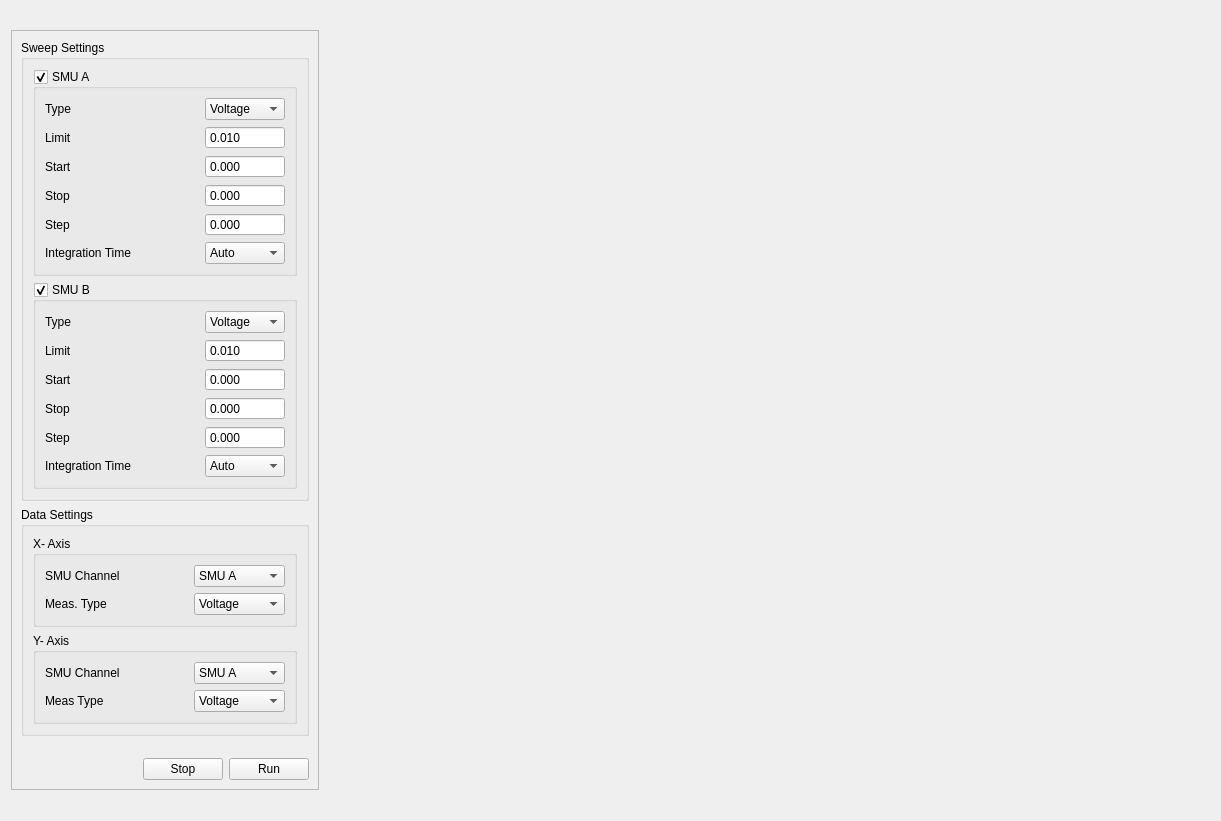
First picture: the form in forms/sweep_widget.ui, repository schwemmdx/keithley-tool, before the edit.
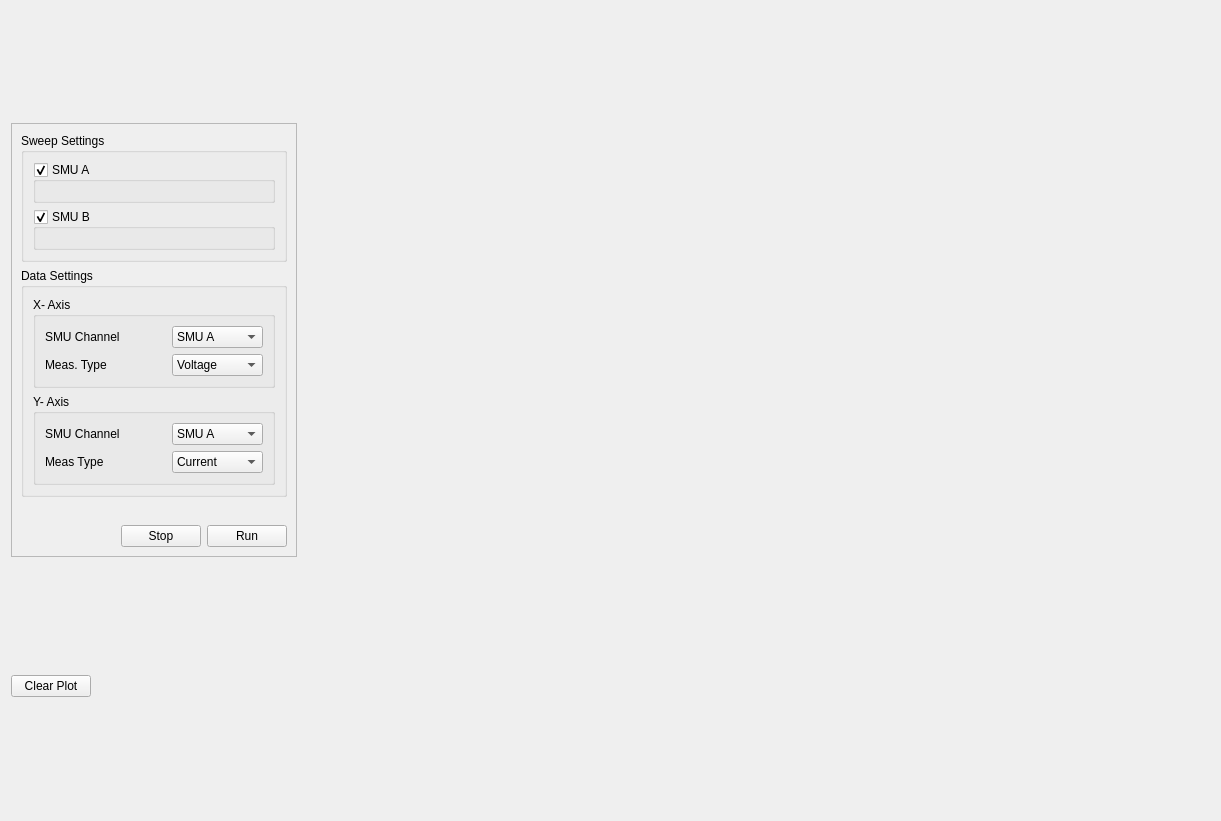
Second picture: the form after the edit. Icons and pictures are not drawn.

Commit message: changed children smua & b widgets to seperate classes for better usability

```diff
--- a/forms/sweep_widget.ui
+++ b/forms/sweep_widget.ui
@@ -23,7 +23,49 @@
       <enum>QFrame::Sunken</enum>
      </property>
      <layout class="QGridLayout" name="gridLayout_8">
-      <item row="0" column="0" colspan="3">
+      <item row="2" column="3">
+       <widget class="QPushButton" name="runBtn">
+        <property name="text">
+         <string>Run</string>
+        </property>
+        <property name="icon">
+         <iconset resource="../materials.qrc">
+          <normaloff>:/materials/materials/check.png</normaloff>:/materials/materials/check.png</iconset>
+        </property>
+       </widget>
+      </item>
+      <item row="1" column="2">
+       <spacer name="verticalSpacer">
+        <property name="orientation">
+         <enum>Qt::Vertical</enum>
+        </property>
+        <property name="sizeHint" stdset="0">
+         <size>
+          <width>20</width>
+          <height>16</height>
+         </size>
+        </property>
+       </spacer>
+      </item>
+      <item row="1" column="0">
+       <widget class="QLabel" name="statusLabel">
+        <property name="text">
+         <string/>
+        </property>
+       </widget>
+      </item>
+      <item row="2" column="2">
+       <widget class="QPushButton" name="StopBtn">
+        <property name="text">
+         <string>Stop</string>
+        </property>
+        <property name="icon">
+         <iconset resource="../materials.qrc">
+          <normaloff>:/materials/materials/cross.png</normaloff>:/materials/materials/cross.png</iconset>
+        </property>
+       </widget>
+      </item>
+      <item row="0" column="0" colspan="4">
        <layout class="QGridLayout" name="gridLayout_7">
         <property name="sizeConstraint">
          <enum>QLayout::SetFixedSize</enum>
@@ -46,164 +88,8 @@
               <bool>true</bool>
              </property>
              <layout class="QGridLayout" name="gridLayout">
-              <item row="0" column="2">
-               <widget class="QComboBox" name="aTypeBox">
-                <item>
-                 <property name="text">
-                  <string>Voltage</string>
-                 </property>
-                </item>
-                <item>
-                 <property name="text">
-                  <string>Current</string>
-                 </property>
-                </item>
-                <item>
-                 <property name="text">
-                  <string>Constant</string>
-                 </property>
-                </item>
-               </widget>
-              </item>
-              <item row="3" column="0">
-               <widget class="QLabel" name="label_3">
-                <property name="text">
-                 <string>Stop</string>
-                </property>
-               </widget>
-              </item>
-              <item row="2" column="2">
-               <widget class="QDoubleSpinBox" name="aStartVal">
-                <property name="buttonSymbols">
-                 <enum>QAbstractSpinBox::NoButtons</enum>
-                </property>
-                <property name="decimals">
-                 <number>3</number>
-                </property>
-                <property name="maximum">
-                 <double>200.000000000000000</double>
-                </property>
-               </widget>
-              </item>
-              <item row="2" column="0">
-               <widget class="QLabel" name="aStartLabel">
-                <property name="text">
-                 <string>Start</string>
-                </property>
-               </widget>
-              </item>
-              <item row="5" column="2">
-               <widget class="QComboBox" name="aIntTimeBox">
-                <item>
-                 <property name="text">
-                  <string>Auto</string>
-                 </property>
-                </item>
-                <item>
-                 <property name="text">
-                  <string>Low</string>
-                 </property>
-                </item>
-                <item>
-                 <property name="text">
-                  <string>Mid</string>
-                 </property>
-                </item>
-                <item>
-                 <property name="text">
-                  <string>High</string>
-                 </property>
-                </item>
-               </widget>
-              </item>
-              <item row="4" column="2">
-               <widget class="QDoubleSpinBox" name="aStepVal">
-                <property name="frame">
-                 <bool>true</bool>
-                </property>
-                <property name="buttonSymbols">
-                 <enum>QAbstractSpinBox::NoButtons</enum>
-                </property>
-                <property name="decimals">
-                 <number>3</number>
-                </property>
-                <property name="maximum">
-                 <double>200.000000000000000</double>
-                </property>
-               </widget>
-              </item>
-              <item row="4" column="0">
-               <widget class="QLabel" name="label_4">
-                <property name="text">
-                 <string>Step</string>
-                </property>
-               </widget>
-              </item>
-              <item row="0" column="1">
-               <spacer name="horizontalSpacer">
-                <property name="orientation">
-                 <enum>Qt::Horizontal</enum>
-                </property>
-                <property name="sizeHint" stdset="0">
-                 <size>
-                  <width>59</width>
-                  <height>20</height>
-                 </size>
-                </property>
-               </spacer>
-              </item>
               <item row="0" column="0">
-               <widget class="QLabel" name="label">
-                <property name="text">
-                 <string>Type</string>
-                </property>
-               </widget>
-              </item>
-              <item row="3" column="2">
-               <widget class="QDoubleSpinBox" name="aEndVal">
-                <property name="frame">
-                 <bool>true</bool>
-                </property>
-                <property name="buttonSymbols">
-                 <enum>QAbstractSpinBox::NoButtons</enum>
-                </property>
-                <property name="decimals">
-                 <number>3</number>
-                </property>
-                <property name="maximum">
-                 <double>200.000000000000000</double>
-                </property>
-               </widget>
-              </item>
-              <item row="5" column="0" colspan="2">
-               <widget class="QLabel" name="label_9">
-                <property name="text">
-                 <string>Integration Time</string>
-                </property>
-               </widget>
-              </item>
-              <item row="1" column="2">
-               <widget class="QDoubleSpinBox" name="aLimitVal">
-                <property name="buttonSymbols">
-                 <enum>QAbstractSpinBox::NoButtons</enum>
-                </property>
-                <property name="decimals">
-                 <number>3</number>
-                </property>
-                <property name="maximum">
-                 <double>200.000000000000000</double>
-                </property>
-                <property name="value">
-                 <double>0.010000000000000</double>
-                </property>
-               </widget>
-              </item>
-              <item row="1" column="0">
-               <widget class="QLabel" name="label_15">
-                <property name="text">
-                 <string>Limit</string>
-                </property>
-               </widget>
+               <layout class="QGridLayout" name="aLayout"/>
               </item>
              </layout>
             </widget>
@@ -220,164 +106,8 @@
               <bool>true</bool>
              </property>
              <layout class="QGridLayout" name="gridLayout_2">
-              <item row="3" column="0">
-               <widget class="QLabel" name="label_12">
-                <property name="text">
-                 <string>Stop</string>
-                </property>
-               </widget>
-              </item>
               <item row="0" column="0">
-               <widget class="QLabel" name="label_14">
-                <property name="text">
-                 <string>Type</string>
-                </property>
-               </widget>
-              </item>
-              <item row="5" column="2">
-               <widget class="QComboBox" name="bIntTimeBox">
-                <item>
-                 <property name="text">
-                  <string>Auto</string>
-                 </property>
-                </item>
-                <item>
-                 <property name="text">
-                  <string>Low</string>
-                 </property>
-                </item>
-                <item>
-                 <property name="text">
-                  <string>Mid</string>
-                 </property>
-                </item>
-                <item>
-                 <property name="text">
-                  <string>High</string>
-                 </property>
-                </item>
-               </widget>
-              </item>
-              <item row="4" column="2">
-               <widget class="QDoubleSpinBox" name="bStepVal">
-                <property name="frame">
-                 <bool>true</bool>
-                </property>
-                <property name="buttonSymbols">
-                 <enum>QAbstractSpinBox::NoButtons</enum>
-                </property>
-                <property name="decimals">
-                 <number>3</number>
-                </property>
-                <property name="maximum">
-                 <double>200.000000000000000</double>
-                </property>
-               </widget>
-              </item>
-              <item row="0" column="1">
-               <spacer name="horizontalSpacer_4">
-                <property name="orientation">
-                 <enum>Qt::Horizontal</enum>
-                </property>
-                <property name="sizeHint" stdset="0">
-                 <size>
-                  <width>104</width>
-                  <height>20</height>
-                 </size>
-                </property>
-               </spacer>
-              </item>
-              <item row="0" column="2">
-               <widget class="QComboBox" name="bTypeBox">
-                <item>
-                 <property name="text">
-                  <string>Voltage</string>
-                 </property>
-                </item>
-                <item>
-                 <property name="text">
-                  <string>Current</string>
-                 </property>
-                </item>
-                <item>
-                 <property name="text">
-                  <string>Constant</string>
-                 </property>
-                </item>
-               </widget>
-              </item>
-              <item row="5" column="0" colspan="2">
-               <widget class="QLabel" name="label_13">
-                <property name="text">
-                 <string>Integration Time</string>
-                </property>
-               </widget>
-              </item>
-              <item row="3" column="2">
-               <widget class="QDoubleSpinBox" name="bEndVal">
-                <property name="frame">
-                 <bool>true</bool>
-                </property>
-                <property name="buttonSymbols">
-                 <enum>QAbstractSpinBox::NoButtons</enum>
-                </property>
-                <property name="decimals">
-                 <number>3</number>
-                </property>
-                <property name="maximum">
-                 <double>200.000000000000000</double>
-                </property>
-               </widget>
-              </item>
-              <item row="4" column="0">
-               <widget class="QLabel" name="label_11">
-                <property name="text">
-                 <string>Step</string>
-                </property>
-               </widget>
-              </item>
-              <item row="2" column="0">
-               <widget class="QLabel" name="bStartLabel">
-                <property name="text">
-                 <string>Start</string>
-                </property>
-               </widget>
-              </item>
-              <item row="2" column="2">
-               <widget class="QDoubleSpinBox" name="bStartVal">
-                <property name="buttonSymbols">
-                 <enum>QAbstractSpinBox::NoButtons</enum>
-                </property>
-                <property name="decimals">
-                 <number>3</number>
-                </property>
-                <property name="maximum">
-                 <double>200.000000000000000</double>
-                </property>
-               </widget>
-              </item>
-              <item row="1" column="2">
-               <widget class="QDoubleSpinBox" name="bLimitVal">
-                <property name="buttonSymbols">
-                 <enum>QAbstractSpinBox::NoButtons</enum>
-                </property>
-                <property name="decimals">
-                 <number>3</number>
-                </property>
-                <property name="maximum">
-                 <double>200.000000000000000</double>
-                </property>
-                <property name="value">
-                 <double>0.010000000000000</double>
-                </property>
-               </widget>
-              </item>
-              <item row="1" column="0">
-               <widget class="QLabel" name="label_16">
-                <property name="text">
-                 <string>Limit</string>
-                </property>
-               </widget>
+               <layout class="QGridLayout" name="bLayout"/>
               </item>
              </layout>
             </widget>
@@ -450,7 +180,7 @@
                <widget class="QComboBox" name="axisYType">
                 <item>
                  <property name="text">
-                  <string>Voltage</string>
+                  <string>Current</string>
                  </property>
                 </item>
                 <item>
@@ -560,60 +290,19 @@
         </item>
        </layout>
       </item>
-      <item row="1" column="1">
-       <spacer name="verticalSpacer">
-        <property name="orientation">
-         <enum>Qt::Vertical</enum>
-        </property>
-        <property name="sizeHint" stdset="0">
-         <size>
-          <width>20</width>
-          <height>16</height>
-         </size>
-        </property>
-       </spacer>
-      </item>
-      <item row="2" column="0">
-       <spacer name="horizontalSpacer_5">
-        <property name="orientation">
-         <enum>Qt::Horizontal</enum>
-        </property>
-        <property name="sizeHint" stdset="0">
-         <size>
-          <width>116</width>
-          <height>20</height>
-         </size>
-        </property>
-       </spacer>
-      </item>
-      <item row="2" column="1">
-       <widget class="QPushButton" name="StopBtn">
-        <property name="text">
-         <string>Stop</string>
-        </property>
-        <property name="icon">
-         <iconset resource="../materials.qrc">
-          <normaloff>:/materials/materials/cross.png</normaloff>:/materials/materials/cross.png</iconset>
-        </property>
-       </widget>
-      </item>
-      <item row="2" column="2">
-       <widget class="QPushButton" name="runBtn">
-        <property name="text">
-         <string>Run</string>
-        </property>
-        <property name="icon">
-         <iconset resource="../materials.qrc">
-          <normaloff>:/materials/materials/check.png</normaloff>:/materials/materials/check.png</iconset>
-        </property>
-       </widget>
-      </item>
      </layout>
     </widget>
    </item>
    <item row="0" column="1">
     <layout class="QVBoxLayout" name="canvasLayout"/>
    </item>
+   <item row="1" column="0">
+    <widget class="QPushButton" name="clearPlotBtn">
+     <property name="text">
+      <string>Clear Plot</string>
+     </property>
+    </widget>
+   </item>
   </layout>
  </widget>
  <resources>
```
Left out of the diff: 2 changed lines with no effect on the pictures. The commit also changes 1 other file.
